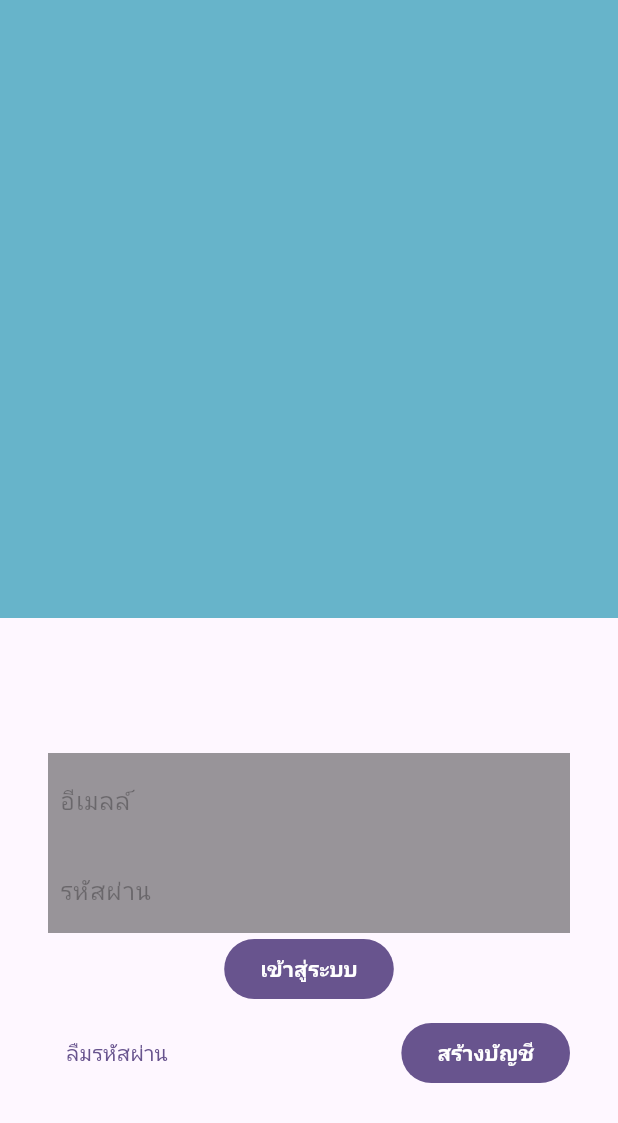
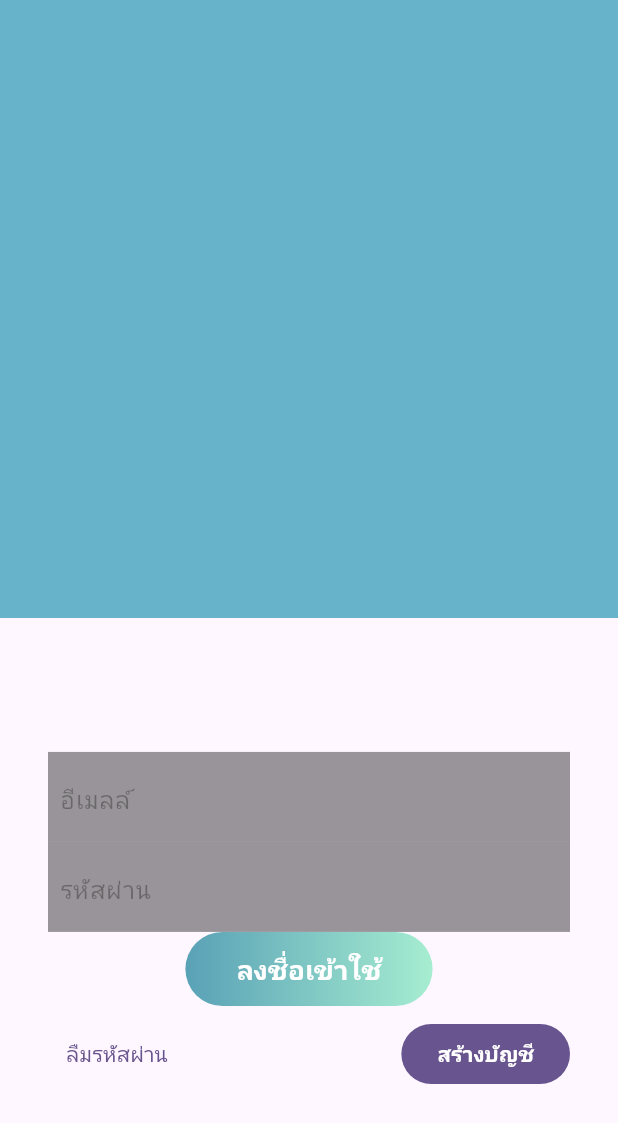
Before and after one commit to TaNuNian/workmai, a Flutter app: the LoginPage screen opened directly, on a phone screen of 412 x 824 dp. Shown: the top 1123 px of the screen. Run offline on Flutter 3.47's test engine with Material 3 defaults, Android fonts, the phone set to English and light mode, and no system bars; our stand-ins replace firebase_auth, firebase_core, form_field_validator, google_fonts; accounts and stored records are empty; Roboto replaces fonts that are missing (Sarabun).

Commit message:
Add TextFormField

```diff
--- /dev/null
+++ b/lib/model/profile.dart
@@ -0,0 +1 @@
+// TODO Implement this library.
--- /dev/null
+++ b/lib/src/decor/gradients.dart
@@ -0,0 +1,21 @@
+import 'package:flutter/cupertino.dart';
+
+const LinearGradient mainLinearGradient = LinearGradient(
+  colors: [
+    Color(0xffA6EDD1),
+    Color(0xff59A1B6),
+  ],
+  begin: Alignment.topCenter,
+  end: Alignment.bottomCenter,
+  stops: [0.0, 100],
+);
+
+const LinearGradient crossLinearGradient = LinearGradient(
+  colors: [
+    Color(0xff59A1B6),
+    Color(0xffA6EDD1),
+  ],
+  begin: Alignment.centerLeft,
+  end: Alignment.centerRight,
+  stops: [0.0, 100],
+);
--- a/lib/src/login_page/login_page.dart
+++ b/lib/src/login_page/login_page.dart
@@ -4,6 +4,7 @@ import 'package:workmai/routes.dart';
 
 import 'login_page_widget/login_banner.dart';
 import 'login_page_widget/login_textbox.dart';
+import 'login_page_widget/signin_button.dart';
 
 class LoginPage extends StatefulWidget {
   const LoginPage({super.key});
@@ -46,6 +47,7 @@ class _LoginPageState extends State<LoginPage> {
                       LoginTextbox(
                         hint: 'อีเมลล์',
                         obsec: false,
+                        type: 'อีเมลล์',
                       ),
                       // Spacer(
                       //   flex: 1,
@@ -53,22 +55,13 @@ class _LoginPageState extends State<LoginPage> {
                       LoginTextbox(
                         hint: 'รหัสผ่าน',
                         obsec: true,
+                        type: 'รหัสผ่าน',
                       ),
                       // Spacer(
                       //   flex: 1,
                       // ),
 
-                      FilledButton(
-                        onPressed: () {},
-                        style: ButtonStyle(),
-                        child: const Text(
-                          'เข้าสู่ระบบ',
-                          style: TextStyle(
-                            color: Colors.white,
-                            fontWeight: FontWeight.bold,
-                          ),
-                        ),
-                      ),
+                    const SigninButton(),
 
                       Padding(
                         padding: const EdgeInsets.symmetric(vertical: 8.0),
@@ -82,14 +75,17 @@ class _LoginPageState extends State<LoginPage> {
                               ),
                               FilledButton(
                                 onPressed: () {},
-                                style: ButtonStyle(),
+                                style: ButtonStyle(
+
+                                ),
                                 child: const Text(
                                   'สร้างบัญชี',
                                   style: TextStyle(
                                       color: Colors.white,
                                       fontWeight: FontWeight.bold),
                                 ),
-                              )
+                              ),
+
                             ],
                           ),
                         ),
--- a/lib/src/login_page/login_page_widget/login_textbox.dart
+++ b/lib/src/login_page/login_page_widget/login_textbox.dart
@@ -5,7 +5,8 @@ import 'login_textfield.dart';
 class LoginTextbox extends StatelessWidget {
   final String hint;
   final bool obsec;
-  const LoginTextbox({super.key, required this.hint, required this.obsec});
+  final String type;
+  const LoginTextbox({super.key, required this.hint, required this.obsec, required this.type});
 
   @override
   Widget build(BuildContext context) {
@@ -16,6 +17,7 @@ class LoginTextbox extends StatelessWidget {
       child: LoginTextfield(
         hint: hint,
         obsec: obsec,
+        type: type,
       ),
     );
   }
--- a/lib/src/login_page/login_page_widget/login_textfield.dart
+++ b/lib/src/login_page/login_page_widget/login_textfield.dart
@@ -1,11 +1,15 @@
 import 'package:flutter/material.dart';
+import 'package:form_field_validator/form_field_validator.dart';
 import "package:google_fonts/google_fonts.dart";
+import 'package:workmai/model/account.dart';
 
 class LoginTextfield extends StatefulWidget {
   final String hint;
   final bool obsec;
+  final String type;
 
-  const LoginTextfield({super.key, required this.hint, required this.obsec});
+  const LoginTextfield(
+      {super.key, required this.hint, required this.obsec, required this.type});
 
   @override
   State<LoginTextfield> createState() => _LoginTextfieldState();
@@ -13,6 +17,11 @@ class LoginTextfield extends StatefulWidget {
 
 class _LoginTextfieldState extends State<LoginTextfield> {
   late TextEditingController _controller;
+  final _formKey = GlobalKey<FormState>();
+  Profile profile = Profile(email: '', password: '');
+
+  // String password = '';
+  // String email = '';
 
   @override
   void initState() {
@@ -24,8 +33,26 @@ class _LoginTextfieldState extends State<LoginTextfield> {
   Widget build(BuildContext context) {
     return Padding(
       padding: const EdgeInsets.all(8.0),
+      child: Form(
+        key: _formKey,
         child: TextFormField(
+          keyboardType:
+              widget.obsec ? TextInputType.text : TextInputType.emailAddress,
+          onSaved: (String? value) {
+            if (widget.obsec) {
+              profile.password = value ?? '';
+            } else if (widget.obsec) {
+              profile.email = value ?? '';
+            }
+          },
           controller: _controller,
+          validator: MultiValidator(
+            [
+              RequiredValidator(errorText: "โปรดใส่ ${widget.type}."),
+              if (!widget.obsec)
+                EmailValidator(errorText: "โปรดใส่ ${widget.type} ที่ถูกต้อง"),
+              ],
+          ),
           obscureText: widget.obsec,
           decoration: InputDecoration(
             hintText: widget.hint,
@@ -41,6 +68,7 @@ class _LoginTextfieldState extends State<LoginTextfield> {
             ),
           ),
         ),
+      ),
     );
   }
 }
--- /dev/null
+++ b/lib/src/login_page/login_page_widget/signin_button.dart
@@ -0,0 +1,45 @@
+import 'package:flutter/material.dart';
+import 'package:google_fonts/google_fonts.dart';
+
+import '../../decor/gradients.dart';
+
+class SigninButton extends StatelessWidget {
+  const SigninButton({super.key});
+
+  @override
+  Widget build(BuildContext context) {
+    return Container(
+      width: MediaQuery.sizeOf(context).width * 0.4,
+      height: MediaQuery.sizeOf(context).height * 0.06,
+      decoration: BoxDecoration(
+        gradient: crossLinearGradient,
+        borderRadius: BorderRadius.circular(
+            (MediaQuery.sizeOf(context).height * 0.06) / 2),
+      ),
+      child: ElevatedButton(
+        onPressed: () {},
+        style: ElevatedButton.styleFrom(
+          backgroundColor: Colors.transparent,
+          // Removes default button background color
+          shadowColor: Colors.transparent,
+          // Removes shadow
+        ),
+        child: Container(
+          alignment: Alignment.center,
+          constraints: const BoxConstraints(
+            maxWidth: double.infinity, // Stretches button to full width
+            minHeight: 50.0, // Sets minimum height for the button
+          ),
+          child: Text(
+            'ลงชื่อเข้าใช้',
+            style: GoogleFonts.sarabun(
+                color: Colors.white,
+                fontWeight: FontWeight.bold,
+                fontSize: 18
+            ),
+          ),
+        ),
+      ),
+    );
+  }
+}
```
Also changed, not shown: lib/model/register.dart (+97 -96 lines), lib/src/decor/continue_button.dart (added, +53 -0 lines), lib/src/decor/icon.dart (added, +10 -0 lines), 2 other files. Lines whose indentation alone changed are shown as unchanged.
